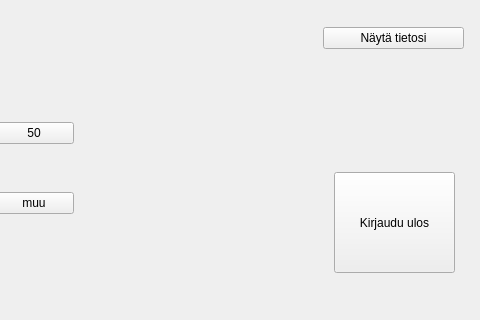
First picture: the form in bankautomat/mainwindow.ui, repository bank-2022/group7, before the edit; both pictures show x 386 to 866 and y 328 to 648 of the 866 by 648 pixel window.
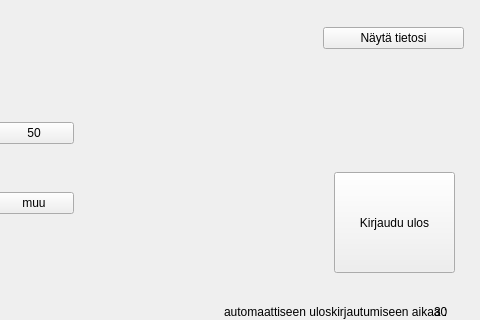
Second picture: the form after the edit. The open tabs and pages were chosen to show the change.

The edit to the form file:
```diff
--- a/bankautomat/mainwindow.ui
+++ b/bankautomat/mainwindow.ui
@@ -345,6 +345,32 @@
      <string>&lt;html&gt;&lt;head/&gt;&lt;body&gt;&lt;p&gt;&lt;br/&gt;&lt;/p&gt;&lt;/body&gt;&lt;/html&gt;</string>
     </property>
    </widget>
+   <widget class="QLabel" name="logoutTimerTeksti">
+    <property name="geometry">
+     <rect>
+      <x>610</x>
+      <y>630</y>
+      <width>231</width>
+      <height>20</height>
+     </rect>
+    </property>
+    <property name="text">
+     <string>automaattiseen uloskirjautumiseen aikaa :</string>
+    </property>
+   </widget>
+   <widget class="QLabel" name="logoutTimerNumero">
+    <property name="geometry">
+     <rect>
+      <x>820</x>
+      <y>630</y>
+      <width>41</width>
+      <height>20</height>
+     </rect>
+    </property>
+    <property name="text">
+     <string>30</string>
+    </property>
+   </widget>
   </widget>
  </widget>
  <resources/>
```
Left out of the diff: 7 changed lines with no effect on the pictures.
